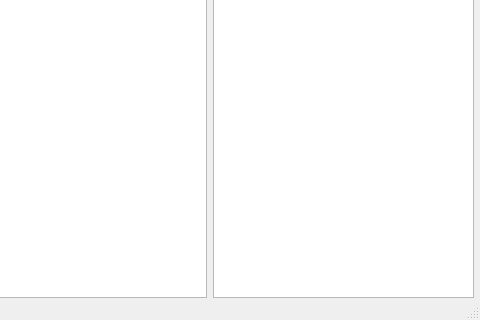
First picture: the form in src/demos/botuser/Forms/MainWindow.ui, repository Gaztin/QDiscord, before the edit; both pictures show x 320 to 800 and y 280 to 600 of the 800 by 600 pixel window.
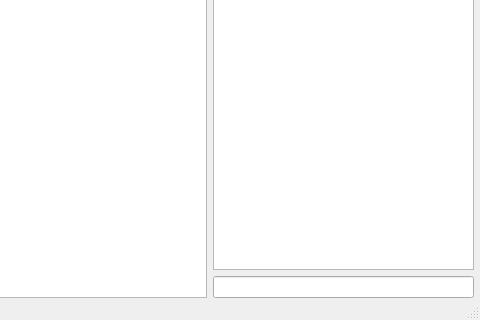
Second picture: the form after the edit.

Commit message: Add message line edit for sending messages

```diff
--- a/src/demos/botuser/Forms/MainWindow.ui
+++ b/src/demos/botuser/Forms/MainWindow.ui
@@ -34,7 +34,41 @@
      <widget class="QListWidget" name="list_widget_channels"/>
     </item>
     <item>
-     <widget class="QListWidget" name="list_widget_messages"/>
+     <widget class="QWidget" name="widget_messages" native="true">
+      <property name="sizePolicy">
+       <sizepolicy hsizetype="Expanding" vsizetype="Expanding">
+        <horstretch>0</horstretch>
+        <verstretch>0</verstretch>
+       </sizepolicy>
+      </property>
+      <layout class="QVBoxLayout" name="messages_widget_layout">
+       <property name="leftMargin">
+        <number>0</number>
+       </property>
+       <property name="topMargin">
+        <number>0</number>
+       </property>
+       <property name="rightMargin">
+        <number>0</number>
+       </property>
+       <property name="bottomMargin">
+        <number>0</number>
+       </property>
+       <item>
+        <widget class="QListWidget" name="list_widget_messages"/>
+       </item>
+       <item>
+        <widget class="QLineEdit" name="line_edit_message">
+         <property name="maxLength">
+          <number>2000</number>
+         </property>
+         <property name="clearButtonEnabled">
+          <bool>true</bool>
+         </property>
+        </widget>
+       </item>
+      </layout>
+     </widget>
     </item>
     <item>
      <widget class="QWidget" name="content_widget" native="true"/>
```
Left out of the diff: 4 changed lines with no effect on the pictures. The commit also changes 1 other file.
